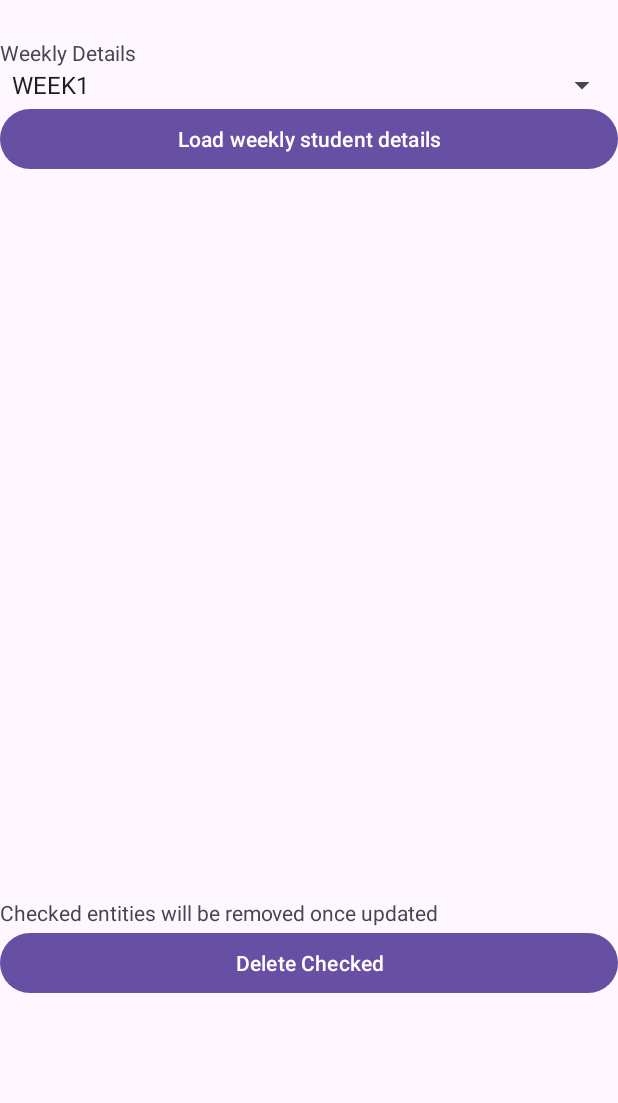
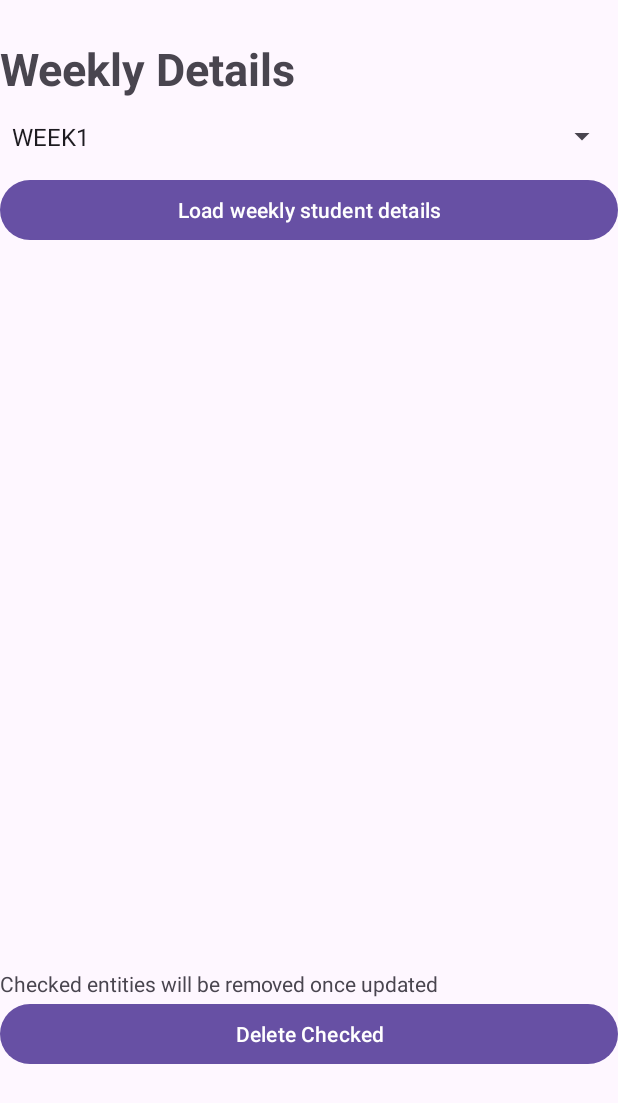
Before and after one commit to das361h/QrAttendance, an Android app: the viewWeekly screen opened directly, with no data from a screen before it, on a phone screen of 412 x 824 dp. Shown: the top 1103 px of the screen. Run offline under Robolectric (Android 15) with nearby library versions, the phone set to English and light mode, and no system bars.

```diff
--- a/app/src/main/res/layout/activity_teacher_auth.xml
+++ b/app/src/main/res/layout/activity_teacher_auth.xml
@@ -17,7 +17,7 @@
         android:layout_width="match_parent"
         android:layout_height="wrap_content"
         android:text="Login/Register for teachers"
-        android:textSize="20sp"
+        android:textSize="30sp"
         android:textStyle="bold" />
 
     <EditText
--- a/app/src/main/res/layout/activity_teacher_portal.xml
+++ b/app/src/main/res/layout/activity_teacher_portal.xml
@@ -17,6 +17,7 @@
         android:layout_width="match_parent"
         android:layout_height="wrap_content"
         android:textSize="30sp"
+        android:textStyle="bold"
         android:text="Welcome to the QR Attendance Portal" />
 
     <Button
--- a/app/src/main/res/layout/activity_view_weekly.xml
+++ b/app/src/main/res/layout/activity_view_weekly.xml
@@ -16,12 +16,14 @@
         android:id="@+id/textView11"
         android:layout_width="match_parent"
         android:layout_height="wrap_content"
+        android:textStyle="bold"
+        android:textSize="30dp"
         android:text="Weekly Details" />
 
     <Spinner
         android:id="@+id/spinner"
         android:layout_width="match_parent"
-        android:layout_height="wrap_content" />
+        android:layout_height="50dp" />
 
     <Button
         android:id="@+id/loadWeekly"
```
